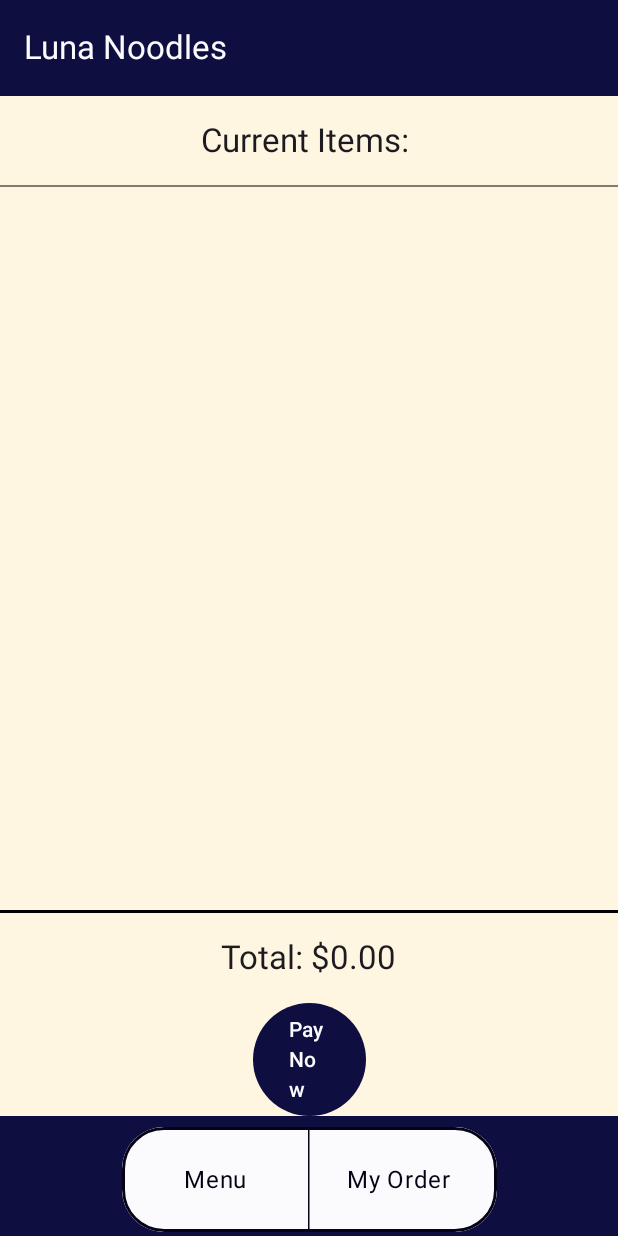
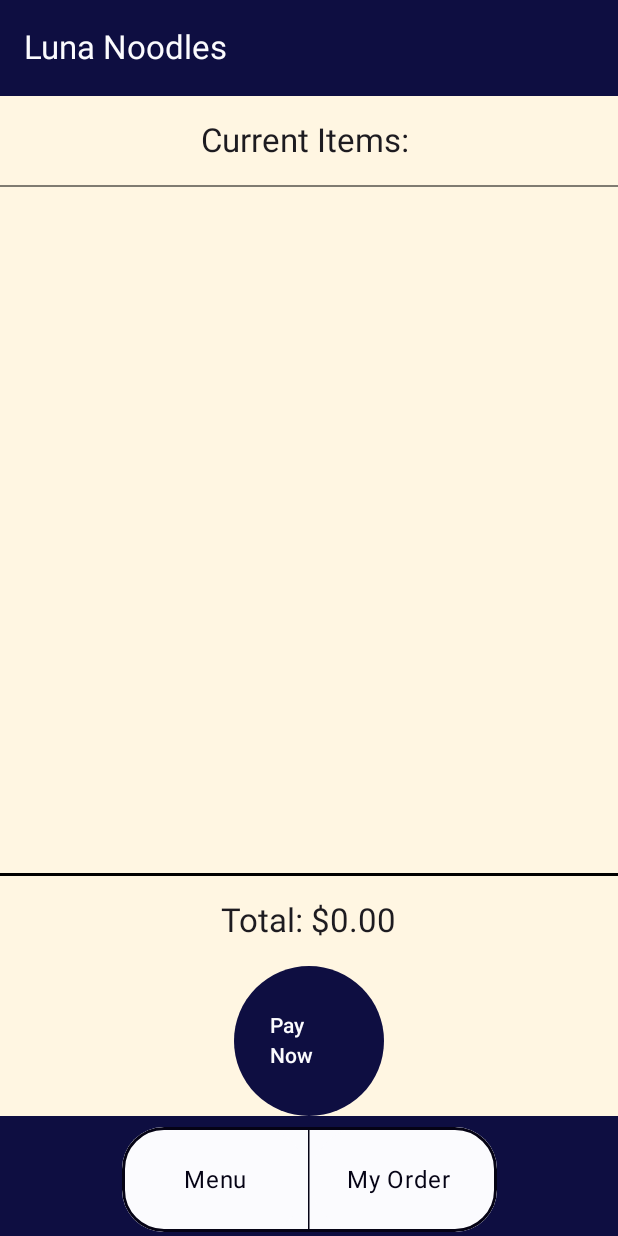
Before and after one commit to CalvaryFisher/RamenRestaurantMobileApp, an Android app built with Jetpack Compose: the MyOrderScreen screen opened through its navigation route, on a phone screen of 412 x 824 dp. Run offline under Robolectric (Android 15) with nearby library versions, the phone set to English and light mode, and no system bars.

Commit message:
chore: pushing finalized updates

```diff
--- a/app/src/main/java/com/example/clickcounterapp/MainActivity.kt
+++ b/app/src/main/java/com/example/clickcounterapp/MainActivity.kt
@@ -286,7 +286,7 @@ fun MyOrderScreen(navController: NavController = rememberNavController(), curren
 
         Button(
             onClick = {sendOrder(navController, currentOrder)},
-            Modifier.size(75.dp),
+            Modifier.size(100.dp),
             colors = ButtonDefaults.buttonColors(
                 containerColor = Primary,
                 contentColor = Secondary
```
